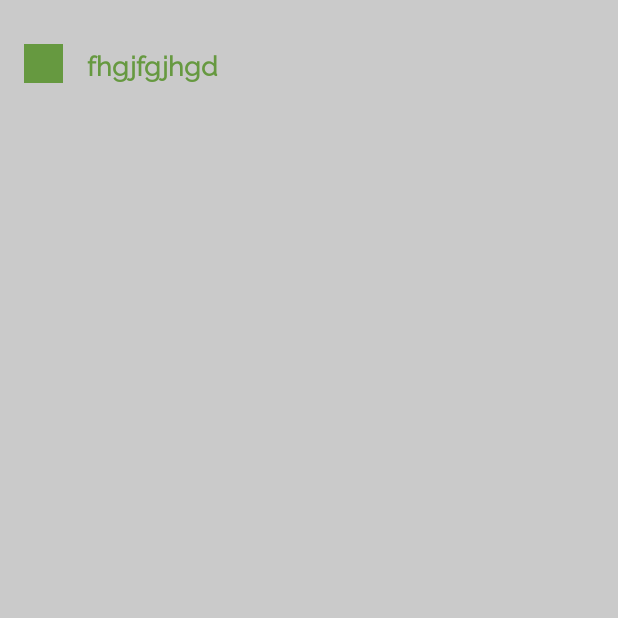
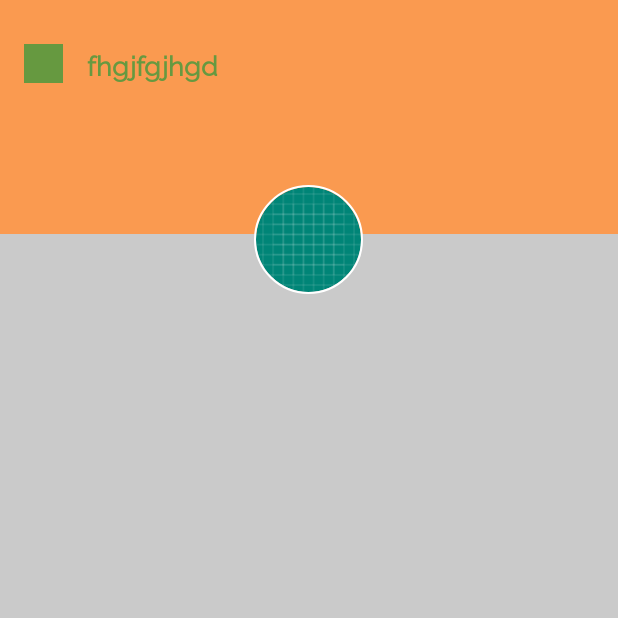
Before and after one commit to ShrutiHingrajiya/AutoBell, an Android app: the ProfileActivity screen opened directly, with no data from a screen before it, on a phone screen of 412 x 824 dp, the top half of it. Run offline under Robolectric (Android 15) with nearby library versions, the phone set to English and light mode, and no system bars; our stand-ins replace CircleImageView, sdp/ssp sizes.

Commit message:
Shruti - Blank Folder

```diff
--- a/app/src/main/java/com/example/AutoBell/Activity/ProfileActivity.java
+++ b/app/src/main/java/com/example/AutoBell/Activity/ProfileActivity.java
@@ -3,6 +3,7 @@ package com.example.AutoBell.Activity;
 import androidx.appcompat.app.AppCompatActivity;
 
 import android.os.Bundle;
+import android.util.Log;
 
 import com.example.autobell.R;
 
@@ -13,6 +14,6 @@ public class ProfileActivity extends AppCompatActivity {
         super.onCreate(savedInstanceState);
         setContentView(R.layout.activity_profile);
 
-        /*Log.e("Dummy","Dummy");*/
+        Log.e("Dummy","Dummy");
     }
 }
--- a/app/src/main/res/layout/activity_profile.xml
+++ b/app/src/main/res/layout/activity_profile.xml
@@ -1,11 +1,21 @@
 <?xml version="1.0" encoding="utf-8"?>
 <LinearLayout xmlns:android="http://schemas.android.com/apk/res/android"
+    xmlns:app="http://schemas.android.com/apk/res-auto"
     xmlns:tools="http://schemas.android.com/tools"
     android:layout_width="match_parent"
     android:layout_height="match_parent"
     android:background="@color/app_background_color"
     tools:context="com.example.AutoBell.Activity.ProfileActivity">
 
+    <LinearLayout
+        android:layout_width="match_parent"
+        android:layout_height="wrap_content"
+        android:orientation="vertical">
+
+        <FrameLayout
+            android:layout_width="match_parent"
+            android:layout_height="@dimen/_120sdp"
+            android:background="@color/colorAccent">
 
             <LinearLayout
                 android:layout_width="match_parent"
@@ -22,5 +32,18 @@
                     android:text="fhgjfgjhgd" />
 
             </LinearLayout>
+        </FrameLayout>
+
+        <de.hdodenhof.circleimageview.CircleImageView
+            android:layout_width="@dimen/_56sdp"
+            android:layout_height="@dimen/_56sdp"
+            android:layout_gravity="center"
+            android:layout_marginTop="@dimen/_minus25sdp"
+            android:src="@drawable/ic_launcher_background"
+            app:civ_border_color="@color/white"
+            app:civ_border_width="@dimen/_1sdp" />
+
 
     </LinearLayout>
+
+</LinearLayout>
--- a/app/src/main/res/values/styles.xml
+++ b/app/src/main/res/values/styles.xml
@@ -54,7 +54,7 @@
         <item name="android:layout_margin">@dimen/_10sdp</item>
         <item name="android:padding">@dimen/_4sdp</item>
         <item name="android:tint">@color/colorPrimary</item>
-        <item name="android:fontFamily">@font/gilroyregular</item>
+        <item name="android:fontFamily">@font/raleway</item>
     </style>
 
     <style name="actionbar_back">
@@ -66,7 +66,7 @@
         <item name="android:layout_margin">@dimen/_10sdp</item>
         <item name="android:tint">@color/colorPrimary</item>
         <item name="android:rotation">180</item>
-        <item name="android:fontFamily">@font/gilroyregular</item>
+        <item name="android:fontFamily">@font/raleway</item>
     </style>
 
 
```
Lines whose indentation alone changed are shown as unchanged.
